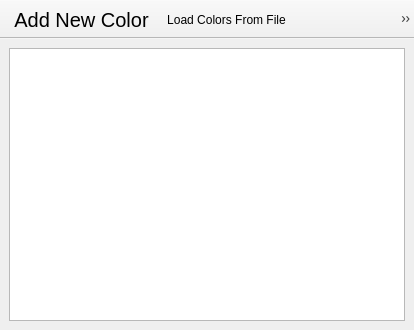
Qt form mainwindow.ui (Softwave/Shade-Saver) before a commit.
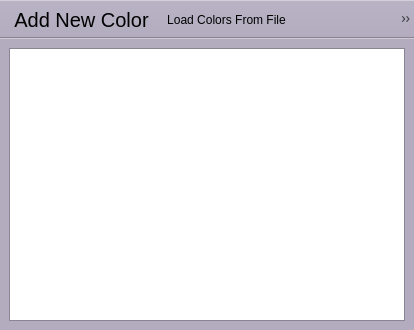
The same form after that commit. Icons and pictures are not drawn.

Patch:
```diff
--- a/mainwindow.ui
+++ b/mainwindow.ui
@@ -10,6 +10,448 @@
     <height>330</height>
    </rect>
   </property>
+  <property name="palette">
+   <palette>
+    <active>
+     <colorrole role="WindowText">
+      <brush brushstyle="SolidPattern">
+       <color alpha="255">
+        <red>0</red>
+        <green>0</green>
+        <blue>0</blue>
+       </color>
+      </brush>
+     </colorrole>
+     <colorrole role="Button">
+      <brush brushstyle="SolidPattern">
+       <color alpha="255">
+        <red>178</red>
+        <green>172</green>
+        <blue>190</blue>
+       </color>
+      </brush>
+     </colorrole>
+     <colorrole role="Light">
+      <brush brushstyle="SolidPattern">
+       <color alpha="255">
+        <red>255</red>
+        <green>255</green>
+        <blue>255</blue>
+       </color>
+      </brush>
+     </colorrole>
+     <colorrole role="Midlight">
+      <brush brushstyle="SolidPattern">
+       <color alpha="255">
+        <red>216</red>
+        <green>213</green>
+        <blue>222</blue>
+       </color>
+      </brush>
+     </colorrole>
+     <colorrole role="Dark">
+      <brush brushstyle="SolidPattern">
+       <color alpha="255">
+        <red>89</red>
+        <green>86</green>
+        <blue>95</blue>
+       </color>
+      </brush>
+     </colorrole>
+     <colorrole role="Mid">
+      <brush brushstyle="SolidPattern">
+       <color alpha="255">
+        <red>119</red>
+        <green>115</green>
+        <blue>127</blue>
+       </color>
+      </brush>
+     </colorrole>
+     <colorrole role="Text">
+      <brush brushstyle="SolidPattern">
+       <color alpha="255">
+        <red>0</red>
+        <green>0</green>
+        <blue>0</blue>
+       </color>
+      </brush>
+     </colorrole>
+     <colorrole role="BrightText">
+      <brush brushstyle="SolidPattern">
+       <color alpha="255">
+        <red>255</red>
+        <green>255</green>
+        <blue>255</blue>
+       </color>
+      </brush>
+     </colorrole>
+     <colorrole role="ButtonText">
+      <brush brushstyle="SolidPattern">
+       <color alpha="255">
+        <red>0</red>
+        <green>0</green>
+        <blue>0</blue>
+       </color>
+      </brush>
+     </colorrole>
+     <colorrole role="Base">
+      <brush brushstyle="SolidPattern">
+       <color alpha="255">
+        <red>255</red>
+        <green>255</green>
+        <blue>255</blue>
+       </color>
+      </brush>
+     </colorrole>
+     <colorrole role="Window">
+      <brush brushstyle="SolidPattern">
+       <color alpha="255">
+        <red>178</red>
+        <green>172</green>
+        <blue>190</blue>
+       </color>
+      </brush>
+     </colorrole>
+     <colorrole role="Shadow">
+      <brush brushstyle="SolidPattern">
+       <color alpha="255">
+        <red>0</red>
+        <green>0</green>
+        <blue>0</blue>
+       </color>
+      </brush>
+     </colorrole>
+     <colorrole role="AlternateBase">
+      <brush brushstyle="SolidPattern">
+       <color alpha="255">
+        <red>216</red>
+        <green>213</green>
+        <blue>222</blue>
+       </color>
+      </brush>
+     </colorrole>
+     <colorrole role="ToolTipBase">
+      <brush brushstyle="SolidPattern">
+       <color alpha="255">
+        <red>255</red>
+        <green>255</green>
+        <blue>220</blue>
+       </color>
+      </brush>
+     </colorrole>
+     <colorrole role="ToolTipText">
+      <brush brushstyle="SolidPattern">
+       <color alpha="255">
+        <red>0</red>
+        <green>0</green>
+        <blue>0</blue>
+       </color>
+      </brush>
+     </colorrole>
+     <colorrole role="PlaceholderText">
+      <brush brushstyle="SolidPattern">
+       <color alpha="127">
+        <red>0</red>
+        <green>0</green>
+        <blue>0</blue>
+       </color>
+      </brush>
+     </colorrole>
+    </active>
+    <inactive>
+     <colorrole role="WindowText">
+      <brush brushstyle="SolidPattern">
+       <color alpha="255">
+        <red>0</red>
+        <green>0</green>
+        <blue>0</blue>
+       </color>
+      </brush>
+     </colorrole>
+     <colorrole role="Button">
+      <brush brushstyle="SolidPattern">
+       <color alpha="255">
+        <red>178</red>
+        <green>172</green>
+        <blue>190</blue>
+       </color>
+      </brush>
+     </colorrole>
+     <colorrole role="Light">
+      <brush brushstyle="SolidPattern">
+       <color alpha="255">
+        <red>255</red>
+        <green>255</green>
+        <blue>255</blue>
+       </color>
+      </brush>
+     </colorrole>
+     <colorrole role="Midlight">
+      <brush brushstyle="SolidPattern">
+       <color alpha="255">
+        <red>216</red>
+        <green>213</green>
+        <blue>222</blue>
+       </color>
+      </brush>
+     </colorrole>
+     <colorrole role="Dark">
+      <brush brushstyle="SolidPattern">
+       <color alpha="255">
+        <red>89</red>
+        <green>86</green>
+        <blue>95</blue>
+       </color>
+      </brush>
+     </colorrole>
+     <colorrole role="Mid">
+      <brush brushstyle="SolidPattern">
+       <color alpha="255">
+        <red>119</red>
+        <green>115</green>
+        <blue>127</blue>
+       </color>
+      </brush>
+     </colorrole>
+     <colorrole role="Text">
+      <brush brushstyle="SolidPattern">
+       <color alpha="255">
+        <red>0</red>
+        <green>0</green>
+        <blue>0</blue>
+       </color>
+      </brush>
+     </colorrole>
+     <colorrole role="BrightText">
+      <brush brushstyle="SolidPattern">
+       <color alpha="255">
+        <red>255</red>
+        <green>255</green>
+        <blue>255</blue>
+       </color>
+      </brush>
+     </colorrole>
+     <colorrole role="ButtonText">
+      <brush brushstyle="SolidPattern">
+       <color alpha="255">
+        <red>0</red>
+        <green>0</green>
+        <blue>0</blue>
+       </color>
+      </brush>
+     </colorrole>
+     <colorrole role="Base">
+      <brush brushstyle="SolidPattern">
+       <color alpha="255">
+        <red>255</red>
+        <green>255</green>
+        <blue>255</blue>
+       </color>
+      </brush>
+     </colorrole>
+     <colorrole role="Window">
+      <brush brushstyle="SolidPattern">
+       <color alpha="255">
+        <red>178</red>
+        <green>172</green>
+        <blue>190</blue>
+       </color>
+      </brush>
+     </colorrole>
+     <colorrole role="Shadow">
+      <brush brushstyle="SolidPattern">
+       <color alpha="255">
+        <red>0</red>
+        <green>0</green>
+        <blue>0</blue>
+       </color>
+      </brush>
+     </colorrole>
+     <colorrole role="AlternateBase">
+      <brush brushstyle="SolidPattern">
+       <color alpha="255">
+        <red>216</red>
+        <green>213</green>
+        <blue>222</blue>
+       </color>
+      </brush>
+     </colorrole>
+     <colorrole role="ToolTipBase">
+      <brush brushstyle="SolidPattern">
+       <color alpha="255">
+        <red>255</red>
+        <green>255</green>
+        <blue>220</blue>
+       </color>
+      </brush>
+     </colorrole>
+     <colorrole role="ToolTipText">
+      <brush brushstyle="SolidPattern">
+       <color alpha="255">
+        <red>0</red>
+        <green>0</green>
+        <blue>0</blue>
+       </color>
+      </brush>
+     </colorrole>
+     <colorrole role="PlaceholderText">
+      <brush brushstyle="SolidPattern">
+       <color alpha="127">
+        <red>0</red>
+        <green>0</green>
+        <blue>0</blue>
+       </color>
+      </brush>
+     </colorrole>
+    </inactive>
+    <disabled>
+     <colorrole role="WindowText">
+      <brush brushstyle="SolidPattern">
+       <color alpha="255">
+        <red>89</red>
+        <green>86</green>
+        <blue>95</blue>
+       </color>
+      </brush>
+     </colorrole>
+     <colorrole role="Button">
+      <brush brushstyle="SolidPattern">
+       <color alpha="255">
+        <red>178</red>
+        <green>172</green>
+        <blue>190</blue>
+       </color>
+      </brush>
+     </colorrole>
+     <colorrole role="Light">
+      <brush brushstyle="SolidPattern">
+       <color alpha="255">
+        <red>255</red>
+        <green>255</green>
+        <blue>255</blue>
+       </color>
+      </brush>
+     </colorrole>
+     <colorrole role="Midlight">
+      <brush brushstyle="SolidPattern">
+       <color alpha="255">
+        <red>216</red>
+        <green>213</green>
+        <blue>222</blue>
+       </color>
+      </brush>
+     </colorrole>
+     <colorrole role="Dark">
+      <brush brushstyle="SolidPattern">
+       <color alpha="255">
+        <red>89</red>
+        <green>86</green>
+        <blue>95</blue>
+       </color>
+      </brush>
+     </colorrole>
+     <colorrole role="Mid">
+      <brush brushstyle="SolidPattern">
+       <color alpha="255">
+        <red>119</red>
+        <green>115</green>
+        <blue>127</blue>
+       </color>
+      </brush>
+     </colorrole>
+     <colorrole role="Text">
+      <brush brushstyle="SolidPattern">
+       <color alpha="255">
+        <red>89</red>
+        <green>86</green>
+        <blue>95</blue>
+       </color>
+      </brush>
+     </colorrole>
+     <colorrole role="BrightText">
+      <brush brushstyle="SolidPattern">
+       <color alpha="255">
+        <red>255</red>
+        <green>255</green>
+        <blue>255</blue>
+       </color>
+      </brush>
+     </colorrole>
+     <colorrole role="ButtonText">
+      <brush brushstyle="SolidPattern">
+       <color alpha="255">
+        <red>89</red>
+        <green>86</green>
+        <blue>95</blue>
+       </color>
+      </brush>
+     </colorrole>
+     <colorrole role="Base">
+      <brush brushstyle="SolidPattern">
+       <color alpha="255">
+        <red>178</red>
+        <green>172</green>
+        <blue>190</blue>
+       </color>
+      </brush>
+     </colorrole>
+     <colorrole role="Window">
+      <brush brushstyle="SolidPattern">
+       <color alpha="255">
+        <red>178</red>
+        <green>172</green>
+        <blue>190</blue>
+       </color>
+      </brush>
+     </colorrole>
+     <colorrole role="Shadow">
+      <brush brushstyle="SolidPattern">
+       <color alpha="255">
+        <red>0</red>
+        <green>0</green>
+        <blue>0</blue>
+       </color>
+      </brush>
+     </colorrole>
+     <colorrole role="AlternateBase">
+      <brush brushstyle="SolidPattern">
+       <color alpha="255">
+        <red>178</red>
+        <green>172</green>
+        <blue>190</blue>
+       </color>
+      </brush>
+     </colorrole>
+     <colorrole role="ToolTipBase">
+      <brush brushstyle="SolidPattern">
+       <color alpha="255">
+        <red>255</red>
+        <green>255</green>
+        <blue>220</blue>
+       </color>
+      </brush>
+     </colorrole>
+     <colorrole role="ToolTipText">
+      <brush brushstyle="SolidPattern">
+       <color alpha="255">
+        <red>0</red>
+        <green>0</green>
+        <blue>0</blue>
+       </color>
+      </brush>
+     </colorrole>
+     <colorrole role="PlaceholderText">
+      <brush brushstyle="SolidPattern">
+       <color alpha="127">
+        <red>89</red>
+        <green>86</green>
+        <blue>95</blue>
+       </color>
+      </brush>
+     </colorrole>
+    </disabled>
+   </palette>
+  </property>
   <property name="windowTitle">
    <string>Shade Saver</string>
   </property>
```
